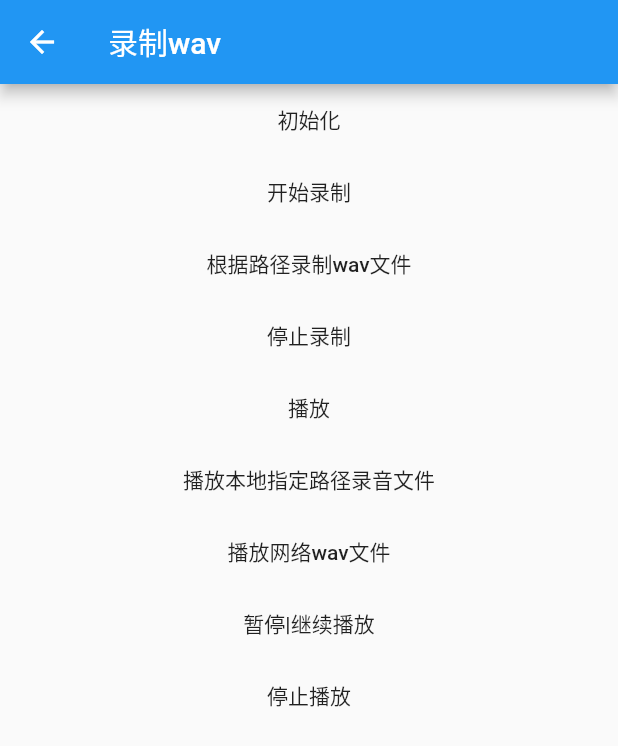
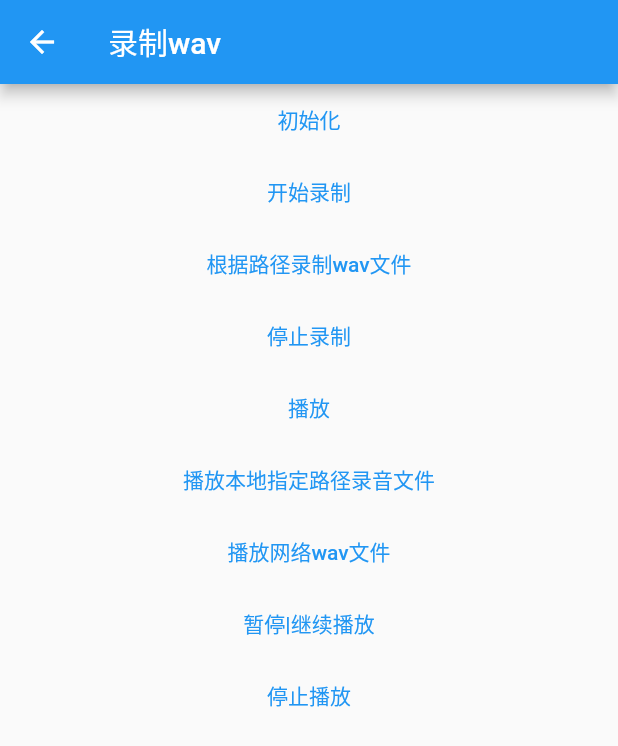
Before and after one commit to yxwandroid/flutter_plugin_record, a Flutter app: the screen it shows after launch, after a tap on "进入语音录制界面", on a phone screen of 412 x 824 dp. Shown: the top 746 px of the screen. Run offline on Flutter 3.47's test engine with Material 2 defaults, Android fonts, the phone set to English and light mode, and no system bars; missing offline and left inert: flustars.

Commit message:
change：修复升级到flutter3.0后Android编译错误，example编译错误

```diff
--- a/example/lib/main.dart
+++ b/example/lib/main.dart
@@ -21,14 +21,14 @@ class MyApp extends StatelessWidget {
         "WeChatRecordScreen": (BuildContext context) =>
             new WeChatRecordScreen(),
         "PathProviderScreen": (BuildContext context) =>
-            new PathProviderScreen(),
+            new PathProviderScreen(title: "PathProviderScreen",),
       },
     );
   }
 }
 
 class MyHomePage extends StatefulWidget {
-  MyHomePage({Key key, this.title}) : super(key: key);
+  MyHomePage({Key? key, required this.title}) : super(key: key);
   final String title;
 
   @override
@@ -51,22 +51,22 @@ class _MyHomePageState extends State<MyHomePage> {
         child: new Column(
           mainAxisSize: MainAxisSize.min,
           children: <Widget>[
-            new FlatButton(
+            new TextButton(
                 onPressed: () {
                   Navigator.pushNamed<dynamic>(context, "RecordScreen");
                 },
                 child: new Text("进入语音录制界面")),
-            new FlatButton(
+            new TextButton(
                 onPressed: () {
                   Navigator.pushNamed<dynamic>(context, "RecordMp3Screen");
                 },
                 child: new Text("进入录制mp3模式")),
-            new FlatButton(
+            new TextButton(
                 onPressed: () {
                   Navigator.pushNamed<dynamic>(context, "WeChatRecordScreen");
                 },
                 child: new Text("进入仿微信录制界面")),
-            new FlatButton(
+            new TextButton(
                 onPressed: () {
                   Navigator.pushNamed<dynamic>(context, "PathProviderScreen");
                 },
--- a/example/lib/record_screen.dart
+++ b/example/lib/record_screen.dart
@@ -32,19 +32,19 @@ class _RecordScreenState extends State<RecordScreen> {
     recordPlugin.response.listen((data) {
       if (data.msg == "onStop") {
         ///结束录制时会返回录制文件的地址方便上传服务器
-        print("onStop  文件路径" + data.path);
-        filePath = data.path;
+        print("onStop  文件路径" + data.path!);
+        filePath = data.path!;
         print("onStop  时长 " + data.audioTimeLength.toString());
       } else if (data.msg == "onStart") {
         print("onStart --");
       } else {
-        print("--" + data.msg);
+        print("--" + (data.msg ?? ""));
       }
     });
 
     ///录制过程监听录制的声音的大小 方便做语音动画显示图片的样式
     recordPlugin.responseFromAmplitude.listen((data) {
-      var voiceData = double.parse(data.msg);
+      var voiceData = double.parse(data.msg ?? "0");
       print("振幅大小   " + voiceData.toString());
     });
 
@@ -63,55 +63,55 @@ class _RecordScreenState extends State<RecordScreen> {
       body: Center(
         child: Column(
           children: <Widget>[
-            FlatButton(
+            TextButton(
               child: Text("初始化"),
               onPressed: () {
                 _init();
               },
             ),
-            FlatButton(
+            TextButton(
               child: Text("开始录制"),
               onPressed: () {
                 start();
               },
             ),
-            FlatButton(
+            TextButton(
               child: Text("根据路径录制wav文件"),
               onPressed: () {
                 _requestAppDocumentsDirectory();
               },
             ),
-            FlatButton(
+            TextButton(
               child: Text("停止录制"),
               onPressed: () {
                 stop();
               },
             ),
-            FlatButton(
+            TextButton(
               child: Text("播放"),
               onPressed: () {
                 play();
               },
             ),
-            FlatButton(
+            TextButton(
               child: Text("播放本地指定路径录音文件"),
               onPressed: () {
                 playByPath(filePath,"file");
               },
             ),
-            FlatButton(
+            TextButton(
               child: Text("播放网络wav文件"),
               onPressed: () {
                 playByPath("https://test-1259809289.cos.ap-nanjing.myqcloud.com/test.wav","url");
               },
             ),
-            FlatButton(
+            TextButton(
               child: Text("暂停|继续播放"),
               onPressed: () {
                 pause();
               },
             ),
-            FlatButton(
+            TextButton(
               child: Text("停止播放"),
               onPressed: () {
                 stopPlay();
--- a/pubspec.yaml
+++ b/pubspec.yaml
@@ -15,7 +15,8 @@ environment:
 dependencies:
   flutter:
     sdk: flutter
-  uuid: ^3.0.0
+  uuid: ^3.0.6
+#  intl: ^0.17.0
 
 dev_dependencies:
   flutter_test:
@@ -80,3 +81,5 @@ flutter:
   #
   # For details regarding fonts in packages, see
   # https://flutter.dev/custom-fonts/#from-packages
+#flutter_intl:
+#  enabled: true
```
Also changed, not shown: example/lib/path_provider_screen.dart (+23 -23 lines), example/lib/record_mp3_screen.dart (+13 -13 lines), example/lib/wechat_record_screen.dart (+7 -7 lines), example/pubspec.yaml (+4 -3 lines), example/lib/generated/i18n.dart (deleted), example/pubspec.lock, pubspec.lock (deleted), 7 other files.
